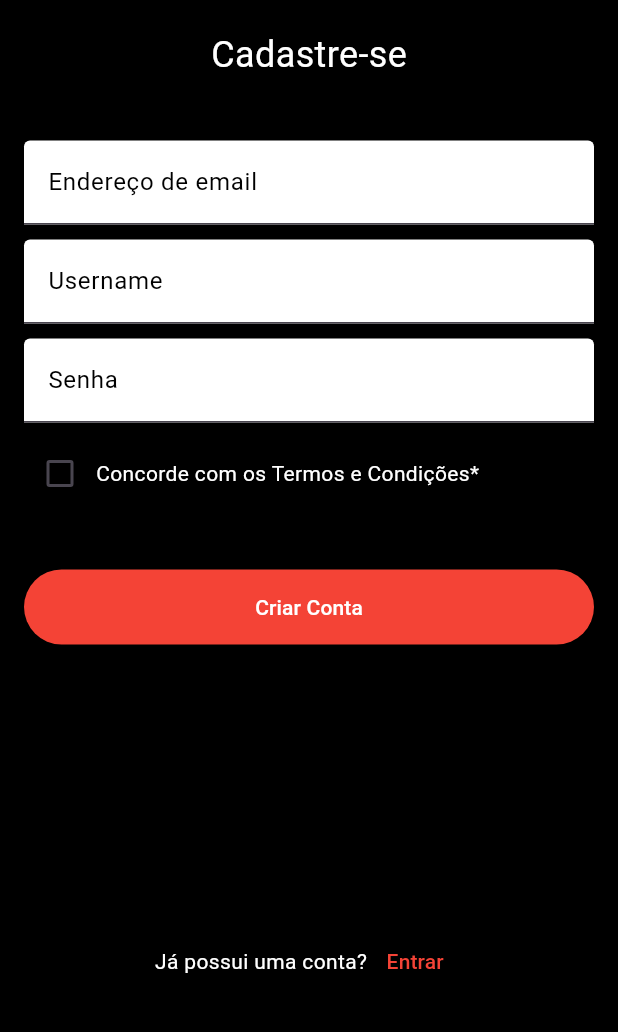
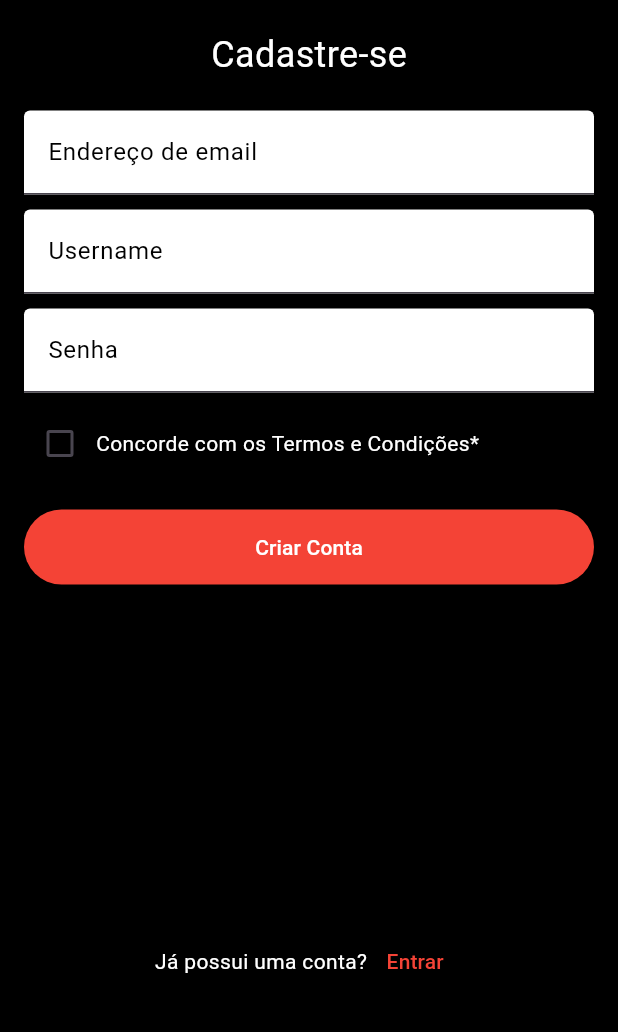
Before and after one commit to matheusmatosr/Proj-Mobile-Filmes, a Flutter app: the RegisterPage screen opened by its route, on a phone screen of 412 x 824 dp, the part 185-1217 px from its top. Run offline on Flutter 3.47's test engine with Material 3 defaults, Android fonts, the light colour scheme and no system bars; our stand-ins replace firebase_auth, firebase_core; accounts and stored records are empty; generated files the repository leaves out were written again; network calls fail.

Commit message:
ajustes-responsividade-mobile

```diff
--- a/lib/pages/main_page.dart
+++ b/lib/pages/main_page.dart
@@ -216,7 +216,7 @@ class MainPage extends StatelessWidget {
           );
         }
         return SizedBox(
-          height: 300,
+          height: 350,
           child: ListView.builder(
             shrinkWrap: true,
             physics: ClampingScrollPhysics(),
@@ -261,7 +261,7 @@ class MainPage extends StatelessWidget {
           );
         }
         return SizedBox(
-          height: 300,
+          height: 310,
           child: ListView.builder(
             shrinkWrap: true,
             physics: ClampingScrollPhysics(),
--- a/lib/pages/register_page.dart
+++ b/lib/pages/register_page.dart
@@ -56,7 +56,7 @@ class RegisterPageState extends State<RegisterPage> {
                 style: TextStyle(color: Colors.white, fontSize: 24),
               ),
             ),
-            const SizedBox(height: 40),
+            const SizedBox(height: 20),
             TextField(
               controller: _emailController,
               decoration: const InputDecoration(
@@ -109,7 +109,7 @@ class RegisterPageState extends State<RegisterPage> {
                 ),
               ],
             ),
-            const SizedBox(height: 40),
+            const SizedBox(height: 20),
             ElevatedButton(
               onPressed: () {
                 registrar();
```
Also changed, not shown: lib/pages/query_page.dart (+5 -4 lines), lib/pages/save_page.dart (+8 -3 lines).
